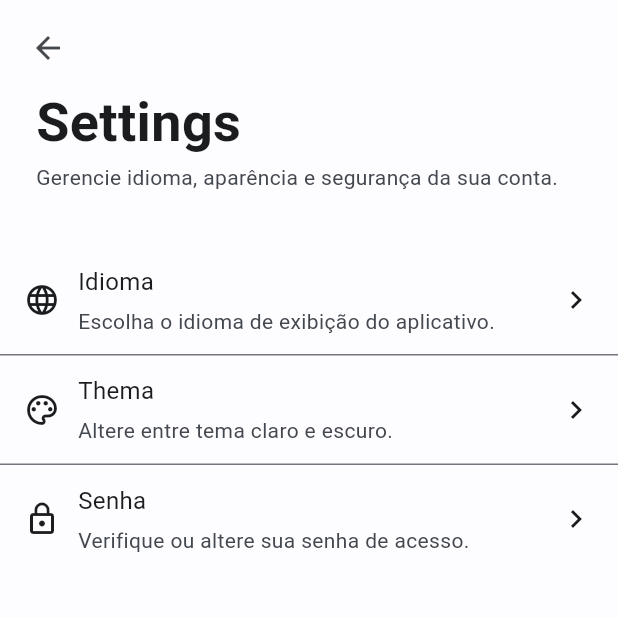
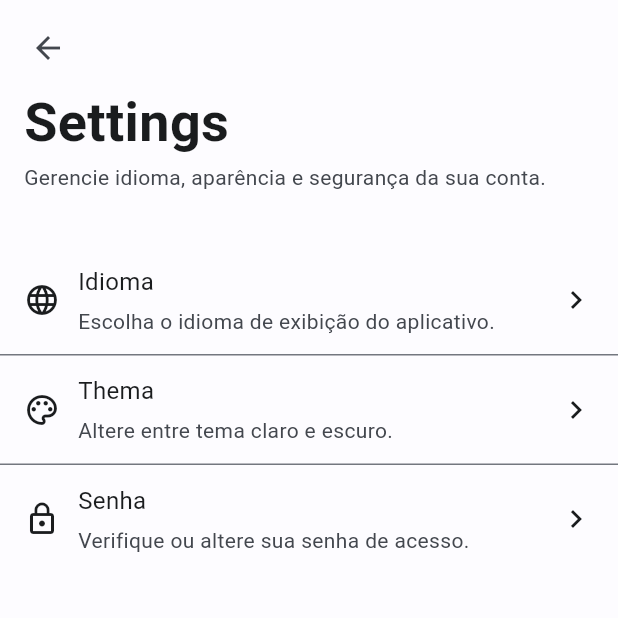
Before and after one commit to thiagostech/Design_System_MCP, a Flutter app: the SettingsPage screen opened directly, on a phone screen of 412 x 824 dp, the top half of it. Run offline on Flutter 3.47's test engine with Material 3 defaults, Android fonts, the phone set to English and light mode, and no system bars; our stand-ins replace nested; missing offline and left inert: accessibility_tools, device_frame_plus, inspector, resizable_widget, widgetbook_annotation; Roboto replaces fonts that are missing (Barlow, Poppins).

Commit message:
fix: adjust TopBar component layout by modifying SafeArea properties and updating gap sizes to align with design specifications

```diff
--- a/lib/components/top_bar.dart
+++ b/lib/components/top_bar.dart
@@ -36,6 +36,7 @@ class TopBar extends StatelessWidget {
     return ColoredBox(
       color: colorScheme.surface,
       child: SafeArea(
+        top: false,
         bottom: false,
         child: Padding(
           padding: const EdgeInsets.symmetric(
@@ -57,7 +58,7 @@ class TopBar extends StatelessWidget {
       children: [
         if (showLeading) ...[
           IconButtonStandard(icon: leadingIcon, onPressed: onLeadingTap),
-          const SizedBox(width: GapTokens.gapLarge),
+          const SizedBox(width: GapTokens.gapSmall),
         ] else ...[
           const SizedBox(width: GapTokens.gapMedium),
         ],
@@ -120,7 +121,7 @@ class TopBar extends StatelessWidget {
         ),
         const SizedBox(height: GapTokens.gapExtraSmall),
         Padding(
-          padding: const EdgeInsets.symmetric(horizontal: GapTokens.gapLarge),
+          padding: const EdgeInsets.symmetric(horizontal: GapTokens.gapSmall),
           child: Column(
             mainAxisSize: MainAxisSize.min,
             crossAxisAlignment: CrossAxisAlignment.start,
```
